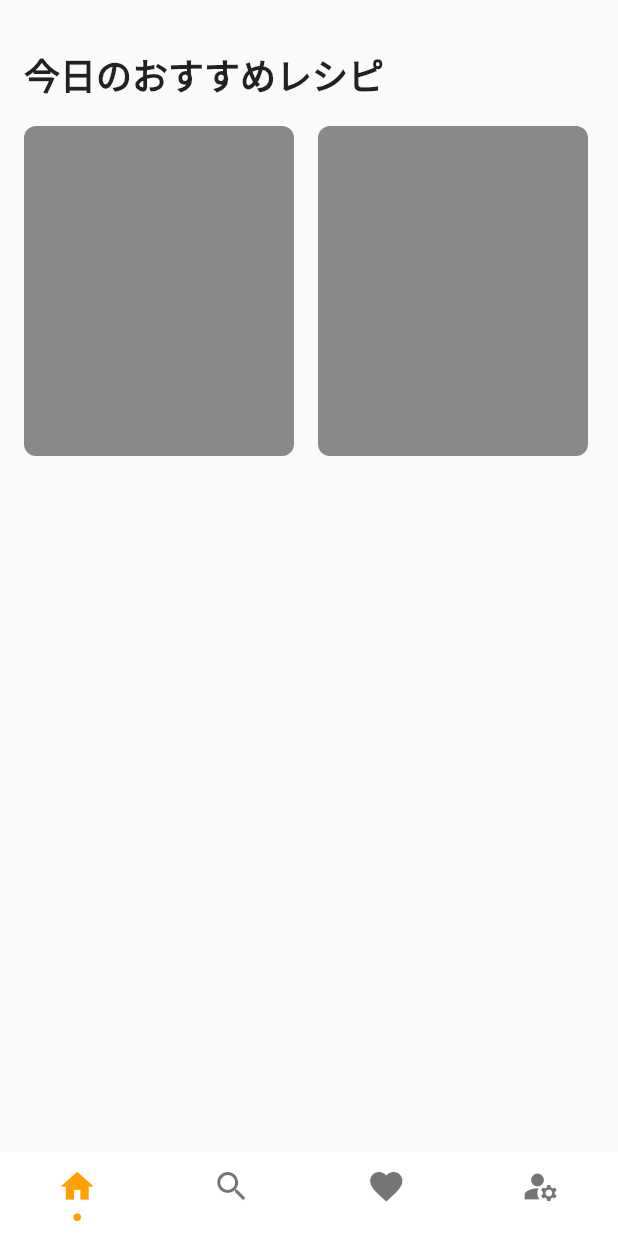
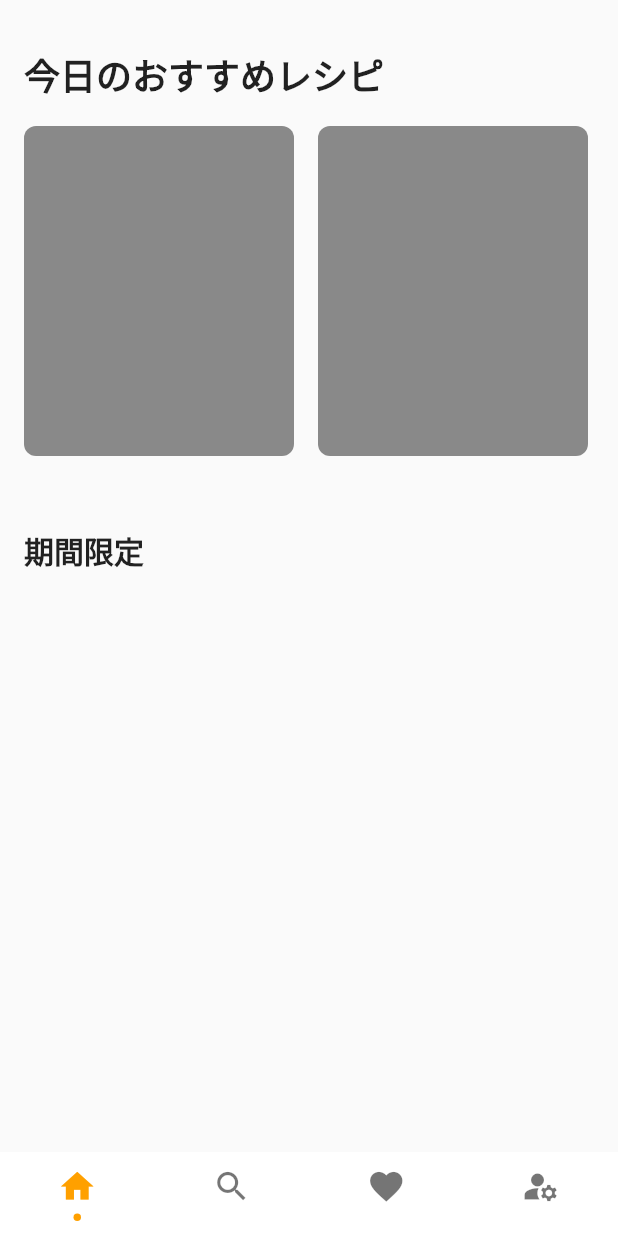
Before and after one commit to murakamiren/cw-mobile-app, a Flutter app: the screen it shows after launch, on a phone screen of 412 x 824 dp. Run offline on Flutter 3.47's test engine with Material 2 defaults, Android fonts, the phone set to English and light mode, and no system bars; drawn by our look-alikes of persistent_bottom_nav_bar; our stand-ins replace flutter_hooks.

Commit message:
add more text style

```diff
--- a/lib/constants/route.dart
+++ b/lib/constants/route.dart
@@ -7,10 +7,10 @@ import 'package:persistent_bottom_nav_bar/persistent-tab-view.dart';
 
 List<Widget> routeScreens() {
   return [
-    HomeView(),
-    SearchView(),
-    FavoriteView(),
-    ProfileView(),
+    const HomeView(),
+    const SearchView(),
+    const FavoriteView(),
+    const ProfileView(),
   ];
 }
 
--- a/lib/constants/styles.dart
+++ b/lib/constants/styles.dart
@@ -1,8 +1,11 @@
+import 'dart:ui';
+
 import 'package:flutter/material.dart';
 
 class TextStyles {
   static const double _headingFontSize = 24;
   static const double _paragraphFontSize = 16;
+  static const double _subHeadingFontSize = 20;
 
   static const heading = TextStyle(
     color: Colors.black87,
@@ -15,6 +18,12 @@ class TextStyles {
     fontSize: _paragraphFontSize,
     fontWeight: FontWeight.normal,
   );
+
+  static const subHeading = TextStyle(
+    color: Colors.black87,
+    fontSize: _subHeadingFontSize,
+    fontWeight: FontWeight.w600,
+  );
 }
 
 class SpacerStyles {
--- a/lib/views/home.dart
+++ b/lib/views/home.dart
@@ -44,6 +44,13 @@ class HomeView extends HookWidget {
                 ],
               ),
             ),
+            SizedBox(
+              height: SpacerStyles.xl,
+            ),
+            Text(
+              "期間限定",
+              style: TextStyles.subHeading,
+            ),
           ],
         ),
       ),
```
